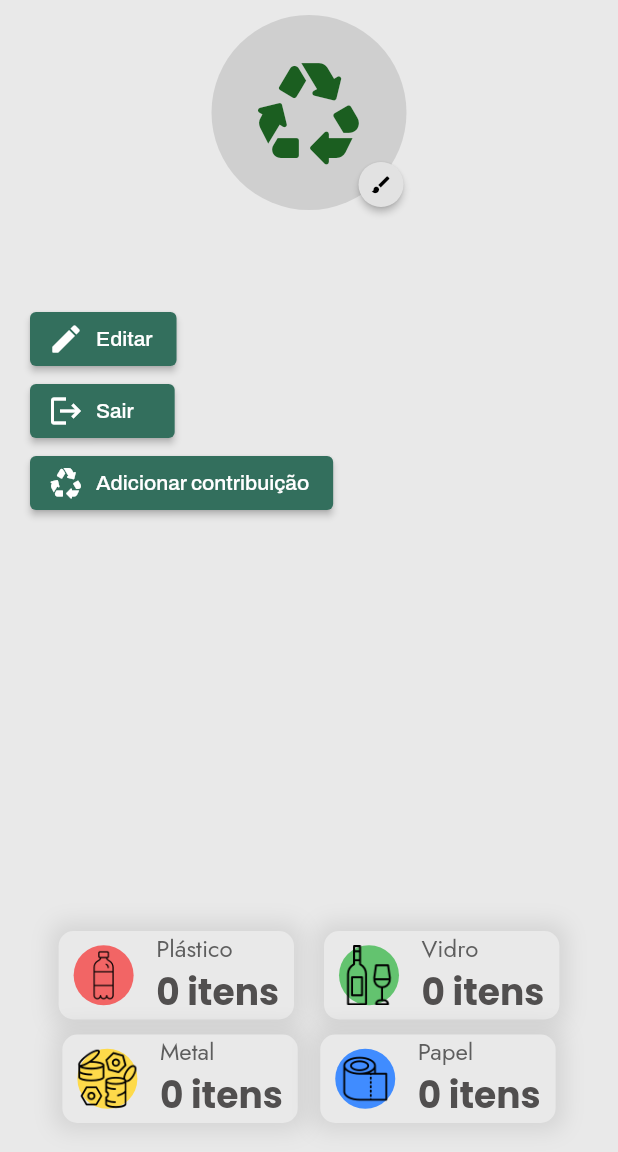
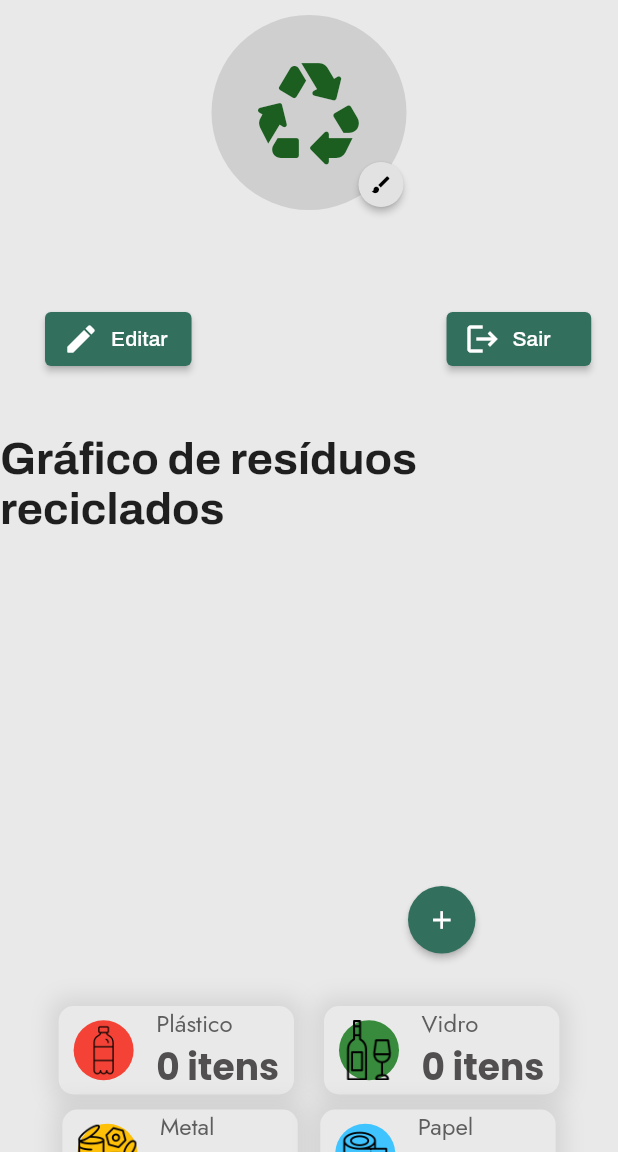
Before and after one commit to nikarmin/RecycleView, a Flutter app: the Perfil screen opened directly, on a phone screen of 412 x 824 dp, the part 84-1236 px from its top. Run offline on Flutter 3.47's test engine with Material 2 defaults, Android fonts, the phone set to English and light mode, and no system bars; drawn by our look-alikes of fl_chart; our stand-ins replace camera, cloud_firestore, firebase_auth, firebase_core, firebase_storage, flutter_dotenv and 12 more; missing offline and left inert: camera_camera, email_auth, flutter_inappwebview, geo_firestore_flutter, geoflutterfire2, graphic and 2 more; accounts and stored records are empty.

Commit message:
Atualização perfil

```diff
--- a/lib/views/perfil_page.dart
+++ b/lib/views/perfil_page.dart
@@ -11,7 +11,7 @@ import 'package:google_fonts/google_fonts.dart';
 import 'package:image_picker/image_picker.dart';
 import 'package:provider/provider.dart';
 import 'package:recycle_view/services/auth_service.dart';
-import 'package:recycle_view/views/cadastro_pontos.dart';
+import 'package:recycle_view/views/cadastro_materiais.dart';
 import 'package:recycle_view/views/tela_inicial.dart';
 
 import '../services/store_data.dart';
@@ -345,7 +345,7 @@ class _PerfilState extends State<Perfil> {
         switch (i) {
           case 0:
             return PieChartSectionData(
-              color: const Color.fromRGBO(99, 195, 111, 1),
+              color: const Color.fromARGB(255, 56, 139, 60),
               value: countVidro.toDouble(),
               title: 'Vidro',
               radius: radius,
@@ -356,7 +356,7 @@ class _PerfilState extends State<Perfil> {
             );
           case 1:
             return PieChartSectionData(
-              color: const Color.fromRGBO(242, 101, 101, 1),
+              color: const Color.fromRGBO(244, 67, 54, 1),
               value: countPlastico.toDouble(),
               title: 'Plástico',
               radius: radius,
@@ -367,7 +367,7 @@ class _PerfilState extends State<Perfil> {
             );
           case 2:
             return PieChartSectionData(
-              color: const Color.fromRGBO(64, 140, 255, 1),
+              color: Colors.lightBlueAccent,
               value: countPapel.toDouble(),
               title: 'Papel',
               radius: radius,
@@ -378,7 +378,7 @@ class _PerfilState extends State<Perfil> {
             );
           case 3:
             return PieChartSectionData(
-              color: const Color.fromRGBO(254, 218, 74, 1),
+              color: Colors.amber,
               value: contadorMetal.toDouble(),
               title: 'Metal',
               radius: radius,
@@ -536,6 +536,13 @@ class _PerfilState extends State<Perfil> {
                   const SizedBox(
                     height: 20,
                   ),
+
+
+
+
+                  Row(
+                    children: [
+                      const SizedBox(width: 10),
                       Padding(
                         padding: const EdgeInsets.only(left: 20.0),
                         child: Align(
@@ -558,6 +565,8 @@ class _PerfilState extends State<Perfil> {
                           ),
                         ),
                       ),
+                    const SizedBox(width: 150),
+
                     Padding(
                       padding: const EdgeInsets.only(left: 20.0),
                       child: Align(
@@ -584,31 +593,28 @@ class _PerfilState extends State<Perfil> {
                         ),
                       ),
                     ),
-                  Padding(
-                    padding: const EdgeInsets.only(left: 20.0),
-                    child: Align(
-                      alignment: Alignment.topLeft,
-                      child: ElevatedButton.icon(
-                        style: ButtonStyle(
-                            backgroundColor: MaterialStateColor.resolveWith(
-                                (states) =>
-                                    const Color.fromRGBO(51, 111, 93, 1))),
-                        label: Text(
-                          "Adicionar contribuição",
+                      ],
+                    ),
+
+
+
+
+                  const SizedBox(height: 40),
+                  Align(
+                    alignment: Alignment.center,
+                    child: Text(
+                      "Gráfico de resíduos reciclados",
                       style: GoogleFonts.archivo(
-                              fontSize: 14, fontWeight: FontWeight.w500),
-                        ),
-                        icon: const Icon(Icons.recycling_rounded),
-                        onPressed: () {
-                          Navigator.push(context,
-                              MaterialPageRoute(builder: (context) {
-                            return const CadastroPontos();
-                          }));
-                        },
-                        //user!.displayName.toString()
+                        fontSize: 30, fontWeight: FontWeight.bold
+
                               ),
                     ),
                   ),
+                  const SizedBox(height: 15),
+
+/////////////////////////////////////////////////////////////////////////////////////////////////////////////////////// grafico
+                  Stack(
+                    children: [
                       SizedBox(
                     child: Row(
                       children: [
@@ -618,22 +624,6 @@ class _PerfilState extends State<Perfil> {
                             child: PieChart(
                               PieChartData(
                                   pieTouchData: PieTouchData(
-                                      // touchCallback:
-                                      //     (FlTouchEvent event, pieTouchResponse) {
-                                      //   setState(() {
-                                      //     if (!event
-                                      //             .isInterestedForInteractions ||
-                                      //         pieTouchResponse == false ||
-                                      //         pieTouchResponse?.touchedSection ==
-                                      //             null) {
-                                      //       touchedIndex = -1;
-                                      //       return;
-                                      //     }
-                                      //     touchedIndex = pieTouchResponse!
-                                      //         .touchedSection!
-                                      //         .touchedSectionIndex;
-                                      //   });
-                                      // },
                                       ),
                                   sectionsSpace: 0,
                                   centerSpaceRadius: 0,
@@ -644,6 +634,45 @@ class _PerfilState extends State<Perfil> {
                       ],
                     ),
                   ),
+                      Positioned(
+                        bottom: 10,
+                        right: 95,
+                        child: SizedBox(
+                          width: 45,
+                          height: 45,
+                          child: ElevatedButton(
+                            style: ButtonStyle(
+                                backgroundColor:
+                                    MaterialStateColor.resolveWith(
+                                        (states) => const Color.fromRGBO(51, 111, 93, 1)),
+                                padding:
+                                    MaterialStateProperty.all<EdgeInsets>(
+                                        EdgeInsets.zero),
+                                alignment: Alignment.center,
+                                shape: MaterialStateProperty.all<
+                                    CircleBorder>(const CircleBorder())),
+                            onPressed: () {
+                              Navigator.push(context,
+                                MaterialPageRoute(builder: (context) {
+                                  return const CadastroMateriais();
+                                }
+                              ),
+                            );
+                            },
+                            child: const Icon(
+                              Icons.add,
+                              color: Colors.white,
+                              size: 20,
+                            ),
+                          ),
+                        ),
+                      ),
+                    ],
+                  ),
+
+                  const SizedBox(height: 25),
+/////////////////////////////////////////////////////////////////////////////////////////////////////////////////////// counts
+
                   Row(
                     mainAxisAlignment: MainAxisAlignment.center,
                     children: [
@@ -670,7 +699,7 @@ class _PerfilState extends State<Perfil> {
                                     decoration: const BoxDecoration(
                                         shape: BoxShape.circle,
                                         color:
-                                            Color.fromRGBO(242, 101, 101, 1)),
+                                            Colors.red),
                                     child: Image.asset(
                                       'assets/images/icons/bottle.png',
                                       height: 40,
@@ -739,7 +768,7 @@ class _PerfilState extends State<Perfil> {
                                     margin: const EdgeInsets.only(left: 10),
                                     decoration: const BoxDecoration(
                                         shape: BoxShape.circle,
-                                        color: Color.fromRGBO(99, 195, 111, 1)),
+                                        color:  Color.fromARGB(255, 56, 139, 60)),
                                     child: Image.asset(
                                       'assets/images/icons/vidro.png',
                                       height: 40,
@@ -815,7 +844,7 @@ class _PerfilState extends State<Perfil> {
                                     margin: const EdgeInsets.only(left: 10),
                                     decoration: const BoxDecoration(
                                         shape: BoxShape.circle,
-                                        color: Color.fromRGBO(254, 218, 74, 1)),
+                                        color: Colors.amber,),
                                     child: Image.asset(
                                       'assets/images/icons/scrap.png',
                                       height: 40,
@@ -883,7 +912,7 @@ class _PerfilState extends State<Perfil> {
                                     margin: const EdgeInsets.only(left: 10),
                                     decoration: const BoxDecoration(
                                         shape: BoxShape.circle,
-                                        color: Color.fromRGBO(64, 140, 255, 1)),
+                                        color: Colors.lightBlueAccent,),
                                     child: Image.asset(
                                       'assets/images/icons/toilet-paper.png',
                                       height: 40,
@@ -928,11 +957,48 @@ class _PerfilState extends State<Perfil> {
                           )),
                     ],
                   ),
+/////////////////////////////////////////////////////////////////////////////////////////////////////////////////////// button
+
+                  const SizedBox(height: 20),
+
+
+                  /*
+                  Row(
+                    children: [
+                      const SizedBox(width: 135),
+                      Padding(
+                      padding: const EdgeInsets.only(left: 20.0),
+                      child: Align(
+                        alignment: Alignment.topLeft,
+                        child: ElevatedButton.icon(
+                          style: ButtonStyle(
+                              backgroundColor: MaterialStateColor.resolveWith(
+                                  (states) =>
+                                      const Color.fromRGBO(51, 111, 93, 1))), //const Color.fromRGBO(134, 167, 102, 1),
+                          label: Text(
+                            "Adicionar contribuição",
+                            style: GoogleFonts.archivo(
+                                fontSize: 22, fontWeight: FontWeight.w300),
+                          ),
+                          icon: const Icon(Icons.recycling_rounded),
+                          onPressed: () {
+                            Navigator.push(context,
+                                MaterialPageRoute(builder: (context) {
+                              return const CadastroPontos();
+                            }));
+                          },
+                          //user!.displayName.toString()
+                        ),
+                      )),
+
+                    ],
+                  )*/
                 ],
               ),
             ),
           ),
         ),
+
         backgroundColor: const Color.fromRGBO(233, 233, 233, 1),
         bottomNavigationBar: Container(
           decoration: const BoxDecoration(
```
Also changed, not shown: lib/views/cadastro_materiais.dart (renamed from lib/views/cadastro_pontos.dart, +17 -17 lines), pubspec.lock. Lines whose indentation alone changed are shown as unchanged.
